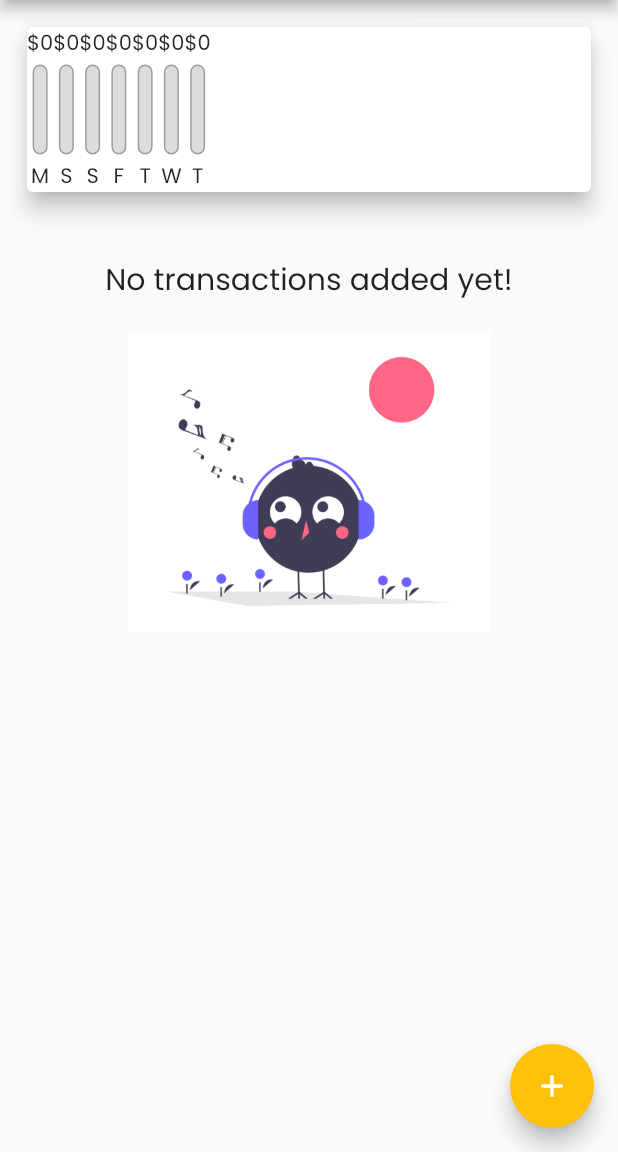
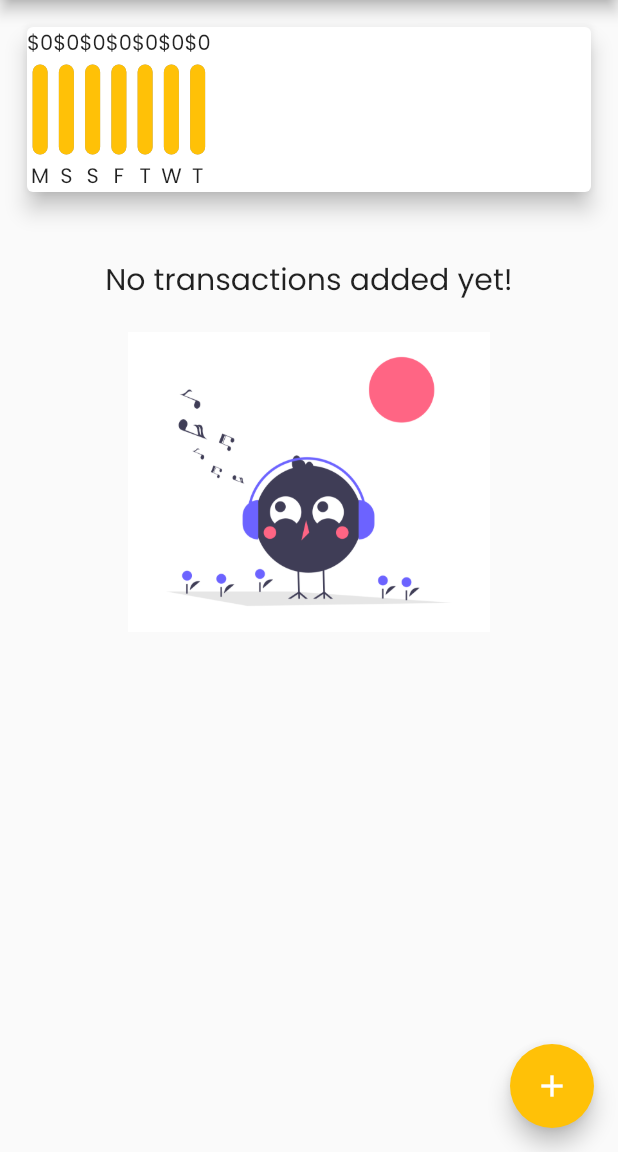
Before and after one commit to abdellatif-laghjaj/personal_expenses_app, a Flutter app: the screen it shows after launch, on a phone screen of 412 x 824 dp, the part 84-1236 px from its top. Run offline on Flutter 3.47's test engine with Material 2 defaults, Android fonts, the phone set to English and light mode, and no system bars; statements that could not run were skipped.

Commit message:
make charts works

```diff
--- a/lib/widgets/chart.dart
+++ b/lib/widgets/chart.dart
@@ -29,6 +29,12 @@ class Chart extends StatelessWidget {
     });
   }
 
+  double get maxSpending {
+    return groupedTransactionValues.fold(0.0, (sum, item) {
+      return sum + item['amount'];
+    });
+  }
+
   @override
   Widget build(BuildContext context) {
     return Card(
@@ -36,7 +42,8 @@ class Chart extends StatelessWidget {
       margin: EdgeInsets.all(18),
       child: Row(
         children: groupedTransactionValues.map((data) {
-          return ChartBar(data['day'], data['amount'], null);
+          return ChartBar(
+              data['day'], data['amount'], maxSpending / data['amount']);
         }).toList(),
       ),
     );
--- a/lib/widgets/chart_bar.dart
+++ b/lib/widgets/chart_bar.dart
@@ -26,6 +26,12 @@ class ChartBar extends StatelessWidget {
             ),
             FractionallySizedBox(
               heightFactor: spendingPctOfTotal,
+              child: Container(
+                decoration: BoxDecoration(
+                  color: Theme.of(context).accentColor,
+                  borderRadius: BorderRadius.circular(10),
+                ),
+              ),
             ),
           ]),
         ),
```
